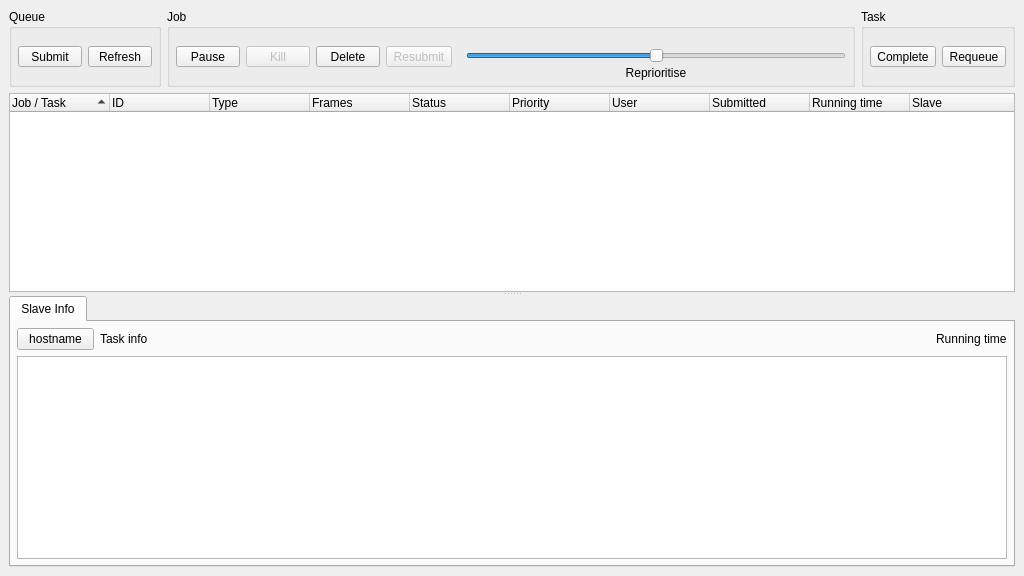
Before: the Qt Designer form core/tools/renderQueue/queue_ui.ui in mjbonnington/icarus-gps, drawn with Qt 5.
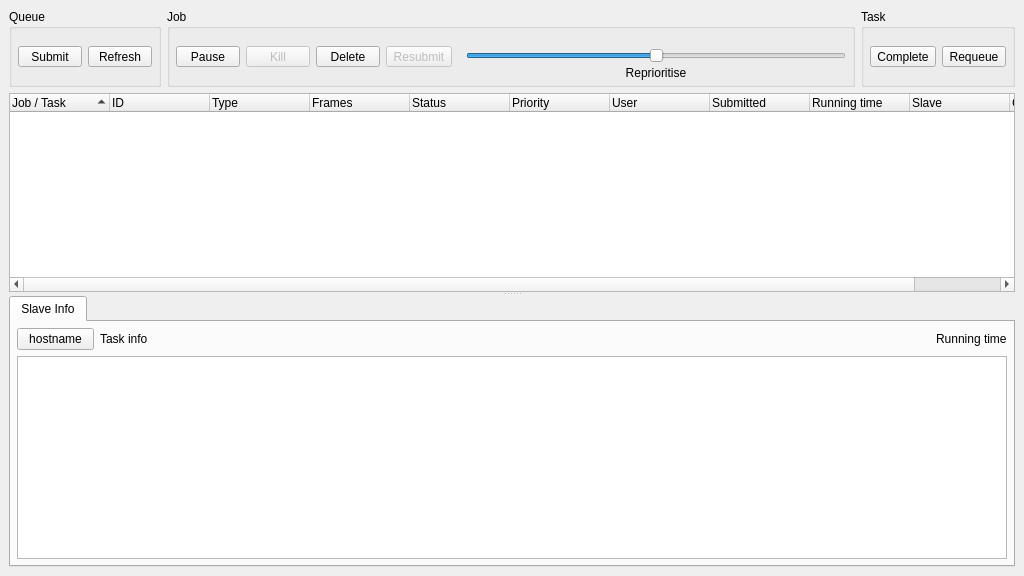
After: the same form once the commit is applied. Icons and pictures are not drawn.

Diff of the .ui file:
```diff
--- a/core/tools/renderQueue/queue_ui.ui
+++ b/core/tools/renderQueue/queue_ui.ui
@@ -506,6 +506,11 @@
          <string>Slave</string>
         </property>
        </column>
+       <column>
+        <property name="text">
+         <string>Comment</string>
+        </property>
+       </column>
       </widget>
       <widget class="QTabWidget" name="slave_tabWidget">
        <property name="currentIndex">
```
